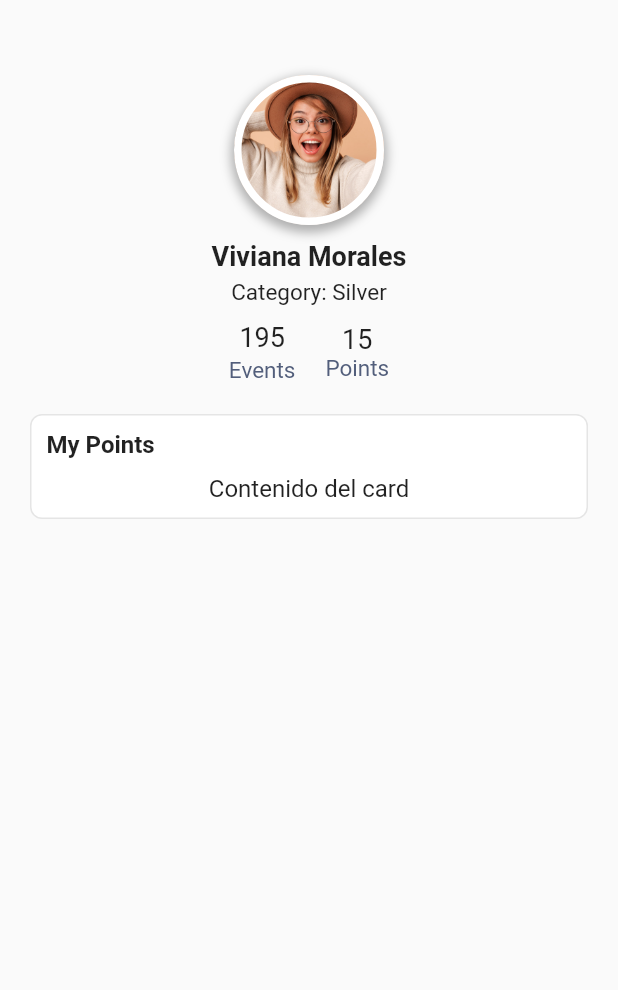
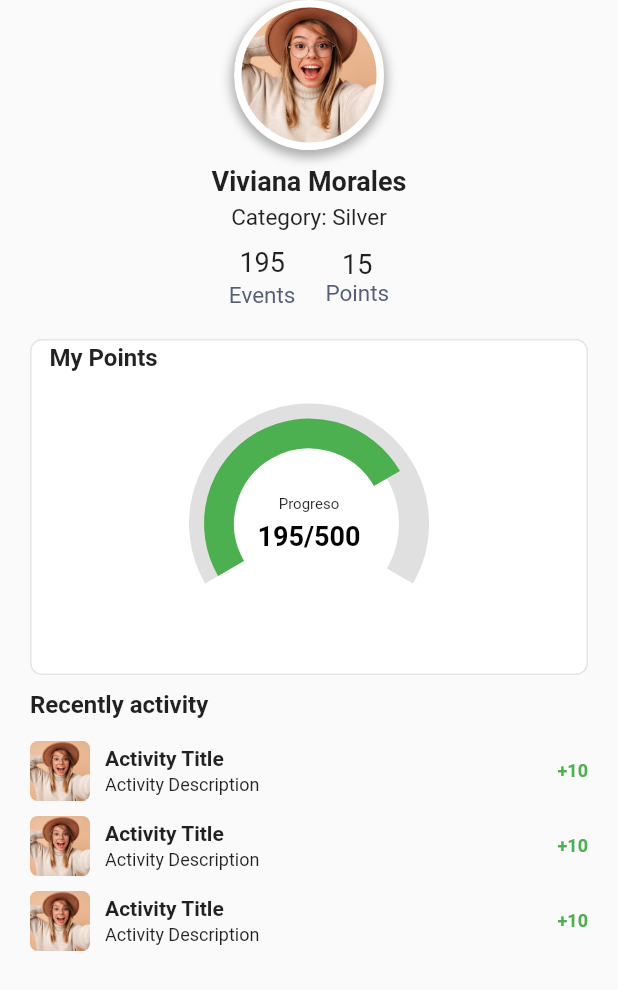
Before and after one commit to elianyiotano/Prueba, a Flutter app: the ProfilePage screen opened by its route, on a phone screen of 412 x 824 dp. Shown: the top 990 px of the screen. Run offline on Flutter 3.47's test engine with Material 2 defaults, Android fonts, the light colour scheme and no system bars; drawn by our look-alikes of syncfusion_flutter_gauges; our stand-ins replace flutter_svg; missing offline and left inert: flutter_barcode_scanner; Roboto replaces fonts that are missing (Poppins).

Commit message:
feat(LE-4): add complete structure page profile

```diff
--- a/lib/pages/profile_page.dart
+++ b/lib/pages/profile_page.dart
@@ -1,4 +1,5 @@
 import 'package:flutter/material.dart';
+import 'package:syncfusion_flutter_gauges/gauges.dart';
 
 class ProfilePage extends StatelessWidget {
   @override
@@ -6,8 +7,7 @@ class ProfilePage extends StatelessWidget {
     return Scaffold(
       body: Column(
         crossAxisAlignment: CrossAxisAlignment.center,
-        children: [
-          SizedBox(height: 50), // Espacio en blanco arriba
+        children: [// Espacio en blanco arriba
           Center(
             child: Container(
               width: 100,
@@ -106,19 +106,20 @@ class ProfilePage extends StatelessWidget {
           ),
           const SizedBox(height: 20),
           Container(
-            margin: EdgeInsets.symmetric(horizontal: 20),
+            margin: EdgeInsets.symmetric(horizontal: 20, vertical: 0),
             decoration: BoxDecoration(
               borderRadius: BorderRadius.circular(8),
               border: Border.all(color: Color(0xFFE5E5E5)),
               color: Colors.white,
             ),
             child: Padding(
-              padding: EdgeInsets.all(10),
+              padding: EdgeInsets.all(0),
               child: Column(
                 crossAxisAlignment: CrossAxisAlignment.start,
                 children: [
+                  SizedBox(height: 2),
                   Text(
-                    'My Points',
+                    '   My Points',
                     style: TextStyle(
                       fontSize: 16,
                       fontFamily: 'Poppins',
@@ -126,19 +127,152 @@ class ProfilePage extends StatelessWidget {
                       fontWeight: FontWeight.w600,
                     ),
                   ),
-                  SizedBox(height: 10),
-                  Center(
-                    child: Text(
-                      'Contenido del card',
-                      style: TextStyle(
-                        fontSize: 16,
-                        fontFamily: 'Poppins',
-                        fontStyle: FontStyle.normal,
-                      ),
+                  SizedBox(height: 1),
+                  Container(
+                    height: 200,
+                    child: Stack(
+                      alignment: Alignment.center,
+                      children: [
+                        SfRadialGauge(
+                          axes: <RadialAxis>[
+                            RadialAxis(
+                              minimum: 0,
+                              maximum: 100,
+                              showLabels: false,
+                              showTicks: false,
+                              startAngle: 150,
+                              endAngle: 30,
+                              radiusFactor: 0.8,
+                              axisLineStyle: AxisLineStyle(
+                                thickness: 20,
+                                color: Colors.grey[300],
+                                thicknessUnit: GaugeSizeUnit.logicalPixel,
+                              ),
+                              pointers: <GaugePointer>[
+                                RangePointer(
+                                  value: 75,
+                                  width: 20,
+                                  color: Colors.green,
+                                  pointerOffset: 10,
+                                  enableAnimation: true,
+                                  animationDuration: 1000,
+                                ),
+                              ],
+                            ),
+                          ],
+                        ),
+                        Positioned.fill(
+                          child: FractionallySizedBox(
+                            alignment: Alignment.center,
+                            widthFactor: 0.4,
+                            heightFactor: 0.4,
+                            child: Container(
+                              alignment: Alignment.center,
+                              decoration: BoxDecoration(
+                                shape: BoxShape.circle,
+                                color: Colors.white,
+                              ),
+                              child: Column(
+                                mainAxisAlignment: MainAxisAlignment.center,
+                                children: [
+                                  Text(
+                                    'Progreso',
+                                    style: TextStyle(
+                                      fontSize: 10,
+                                    ),
+                                  ),
+                                  SizedBox(height: 5),
+                                  Text(
+                                    '195/500',
+                                    style: TextStyle(
+                                      fontSize: 18,
+                                      fontFamily: 'Poppins',
+                                      fontWeight: FontWeight.bold,
+                                      color: Colors.black,
+                                    ),
+                                  ),
+                                ],
+                              ),
+                            ),
+                          ),
+                        ),
+                      ],
                     ),
                   ),
                 ],
               ),
+            ),
+          ),
+          SizedBox(height: 10), // Espacio entre el contenedor del progreso y el texto "Recently activity"
+          Align(
+            alignment: Alignment.centerLeft,
+            child: Padding(
+              padding: EdgeInsets.symmetric(horizontal: 20),
+              child: Text(
+                'Recently activity',
+                style: TextStyle(
+                  fontSize: 16,
+                  fontFamily: 'Poppins',
+                  fontStyle: FontStyle.normal,
+                  fontWeight: FontWeight.w600,
+                ),
+              ),
+            ),
+          ),
+          SizedBox(height: 10), // Espacio entre el texto "Recently activity" y la lista de actividades
+          Expanded(
+            child: ListView.builder(
+              itemCount: 3,
+              itemBuilder: (context, index) {
+                return Padding(
+                  padding: const EdgeInsets.symmetric(horizontal: 20, vertical: 5),
+                  child: Row(
+                    children: [
+                      Container(
+                        width: 40,
+                        height: 40,
+                        decoration: BoxDecoration(
+                          borderRadius: BorderRadius.circular(5),
+                          image: const DecorationImage(
+                            image: AssetImage('assets/images/my_profile.jpg'),
+                            fit: BoxFit.cover,
+                          ),
+                        ),
+                      ),
+                      SizedBox(width: 10),
+                      Expanded(
+                        child: Column(
+                          crossAxisAlignment: CrossAxisAlignment.start,
+                          children: [
+                            Text(
+                              'Activity Title',
+                              style: TextStyle(
+                                fontSize: 14,
+                                fontWeight: FontWeight.bold,
+                              ),
+                            ),
+                            SizedBox(height: 3),
+                            Text(
+                              'Activity Description',
+                              style: TextStyle(
+                                fontSize: 12,
+                              ),
+                            ),
+                          ],
+                        ),
+                      ),
+                      Text(
+                        '+10',
+                        style: TextStyle(
+                          fontSize: 12,
+                          fontWeight: FontWeight.bold,
+                          color: Colors.green,
+                        ),
+                      ),
+                    ],
+                  ),
+                );
+              },
             ),
           ),
         ],
--- a/pubspec.yaml
+++ b/pubspec.yaml
@@ -38,6 +38,7 @@ dependencies:
   flutter_svg: ^2.0.7
   flutter_barcode_scanner: ^2.0.0
   provider: ^6.0.5
+  syncfusion_flutter_gauges: ^21.2.10
 
 dev_dependencies:
   flutter_test:
```
Also changed, not shown: pubspec.lock, 7 other files.
